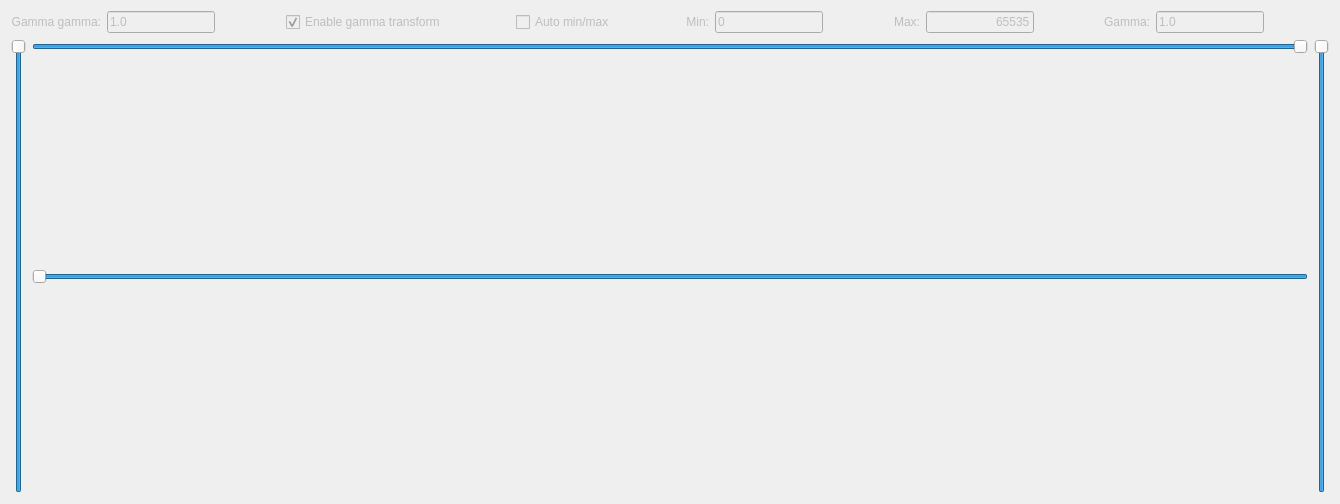
Before: the Qt Designer form cpp/HistogramWidget.ui in erikhvatum/RisWidget, drawn with Qt 5.
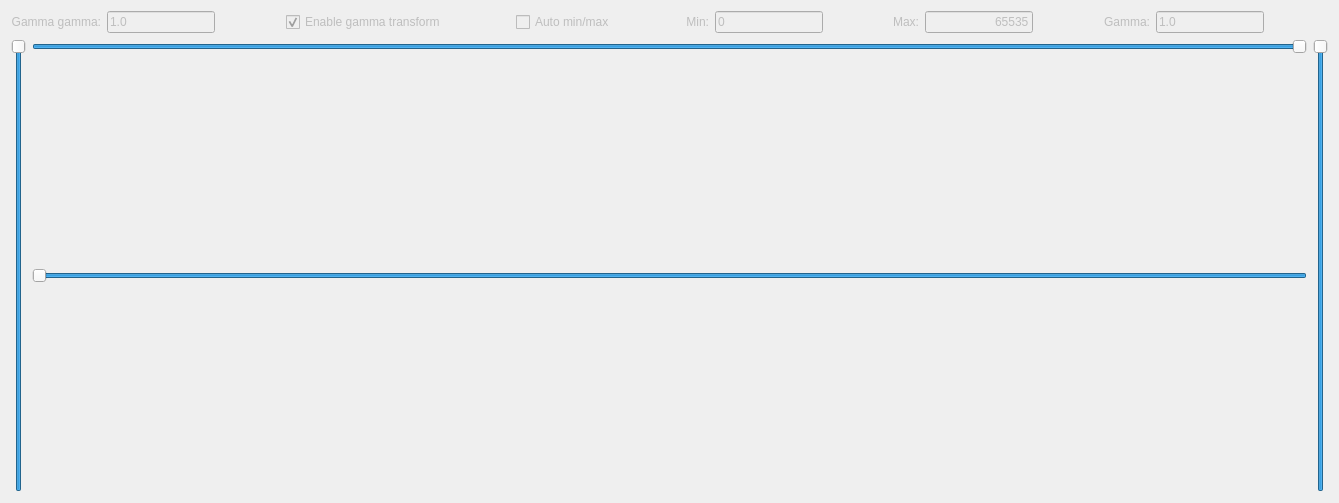
After: the same form once the commit is applied.

Diff of the .ui file:
```diff
--- a/cpp/HistogramWidget.ui
+++ b/cpp/HistogramWidget.ui
@@ -6,8 +6,8 @@
    <rect>
     <x>0</x>
     <y>0</y>
-    <width>1340</width>
-    <height>504</height>
+    <width>1339</width>
+    <height>503</height>
    </rect>
   </property>
   <property name="windowTitle">
@@ -204,7 +204,7 @@
         </sizepolicy>
        </property>
        <property name="inputMask">
-        <string>00000</string>
+        <string>00000; </string>
        </property>
        <property name="text">
         <string>65535</string>
```
Left out of the diff: 4 changed lines with no effect on the pictures.
